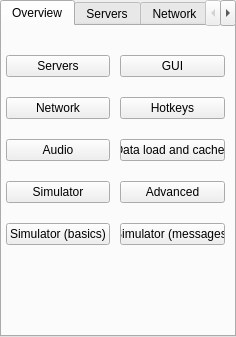
First picture: the form in src/blackgui/components/settingscomponent.ui, repository swift-project/pilotclient, before the edit.
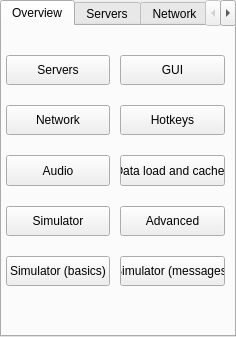
Second picture: the form after the edit. Custom widgets are drawn as their Qt base class.

Commit message: Ref T259, Ref T243 use new context functions for global setup in settings component

Patch:
```diff
--- a/src/blackgui/components/settingscomponent.ui
+++ b/src/blackgui/components/settingscomponent.ui
@@ -10,12 +10,6 @@
     <height>337</height>
    </rect>
   </property>
-  <property name="sizePolicy">
-   <sizepolicy hsizetype="Preferred" vsizetype="Preferred">
-    <horstretch>0</horstretch>
-    <verstretch>0</verstretch>
-   </sizepolicy>
-  </property>
   <property name="windowTitle">
    <string>Settings</string>
   </property>
@@ -38,6 +32,12 @@
     </property>
     <item row="2" column="0">
      <widget class="QPushButton" name="pb_Network">
+      <property name="sizePolicy">
+       <sizepolicy hsizetype="Expanding" vsizetype="Expanding">
+        <horstretch>0</horstretch>
+        <verstretch>0</verstretch>
+       </sizepolicy>
+      </property>
       <property name="text">
        <string>Network</string>
       </property>
@@ -52,6 +52,12 @@
     </item>
     <item row="1" column="0">
      <widget class="QPushButton" name="pb_Servers">
+      <property name="sizePolicy">
+       <sizepolicy hsizetype="Expanding" vsizetype="Expanding">
+        <horstretch>0</horstretch>
+        <verstretch>0</verstretch>
+       </sizepolicy>
+      </property>
       <property name="text">
        <string>Servers</string>
       </property>
@@ -59,13 +65,38 @@
     </item>
     <item row="4" column="1">
      <widget class="QPushButton" name="pb_Advanced">
+      <property name="sizePolicy">
+       <sizepolicy hsizetype="Expanding" vsizetype="Expanding">
+        <horstretch>0</horstretch>
+        <verstretch>0</verstretch>
+       </sizepolicy>
+      </property>
       <property name="text">
        <string>Advanced</string>
       </property>
      </widget>
     </item>
+    <item row="3" column="0">
+     <widget class="QPushButton" name="pb_Audio">
+      <property name="sizePolicy">
+       <sizepolicy hsizetype="Expanding" vsizetype="Expanding">
+        <horstretch>0</horstretch>
+        <verstretch>0</verstretch>
+       </sizepolicy>
+      </property>
+      <property name="text">
+       <string>Audio</string>
+      </property>
+     </widget>
+    </item>
     <item row="1" column="1">
      <widget class="QPushButton" name="pb_Gui">
+      <property name="sizePolicy">
+       <sizepolicy hsizetype="Expanding" vsizetype="Expanding">
+        <horstretch>0</horstretch>
+        <verstretch>0</verstretch>
+       </sizepolicy>
+      </property>
       <property name="text">
        <string>GUI</string>
       </property>
@@ -73,6 +104,12 @@
     </item>
     <item row="5" column="0">
      <widget class="QPushButton" name="pb_SimulatorBasics">
+      <property name="sizePolicy">
+       <sizepolicy hsizetype="Expanding" vsizetype="Expanding">
+        <horstretch>0</horstretch>
+        <verstretch>0</verstretch>
+       </sizepolicy>
+      </property>
       <property name="text">
        <string>Simulator (basics)</string>
       </property>
@@ -87,6 +124,12 @@
     </item>
     <item row="4" column="0">
      <widget class="QPushButton" name="pb_Simulator">
+      <property name="sizePolicy">
+       <sizepolicy hsizetype="Expanding" vsizetype="Expanding">
+        <horstretch>0</horstretch>
+        <verstretch>0</verstretch>
+       </sizepolicy>
+      </property>
       <property name="text">
        <string>Simulator</string>
       </property>
@@ -94,13 +137,38 @@
     </item>
     <item row="3" column="1">
      <widget class="QPushButton" name="pb_DataLoadAndCaches">
+      <property name="sizePolicy">
+       <sizepolicy hsizetype="Expanding" vsizetype="Expanding">
+        <horstretch>0</horstretch>
+        <verstretch>0</verstretch>
+       </sizepolicy>
+      </property>
       <property name="text">
        <string>Data load and caches</string>
       </property>
      </widget>
     </item>
+    <item row="2" column="1">
+     <widget class="QPushButton" name="pb_Hotkeys">
+      <property name="sizePolicy">
+       <sizepolicy hsizetype="Expanding" vsizetype="Expanding">
+        <horstretch>0</horstretch>
+        <verstretch>0</verstretch>
+       </sizepolicy>
+      </property>
+      <property name="text">
+       <string>Hotkeys</string>
+      </property>
+     </widget>
+    </item>
     <item row="5" column="1">
      <widget class="QPushButton" name="pb_SimulatorMessages">
+      <property name="sizePolicy">
+       <sizepolicy hsizetype="Expanding" vsizetype="Expanding">
+        <horstretch>0</horstretch>
+        <verstretch>0</verstretch>
+       </sizepolicy>
+      </property>
       <property name="text">
        <string>Simulator (messages)</string>
       </property>
```
Left out of the diff: 40 changed lines with no effect on the pictures. The commit also changes 1 other file.
